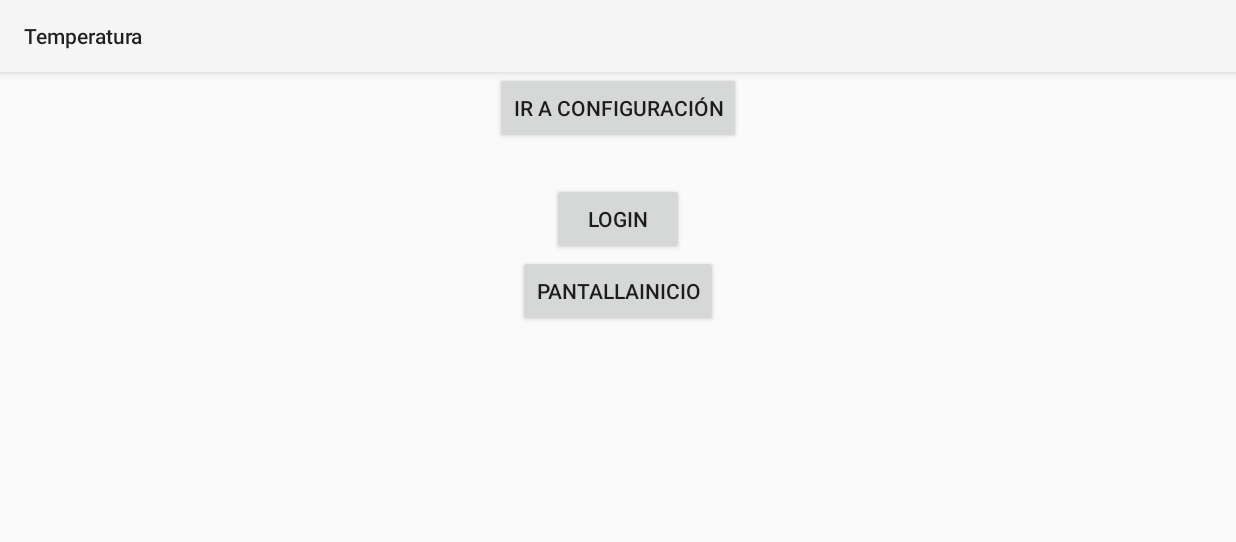
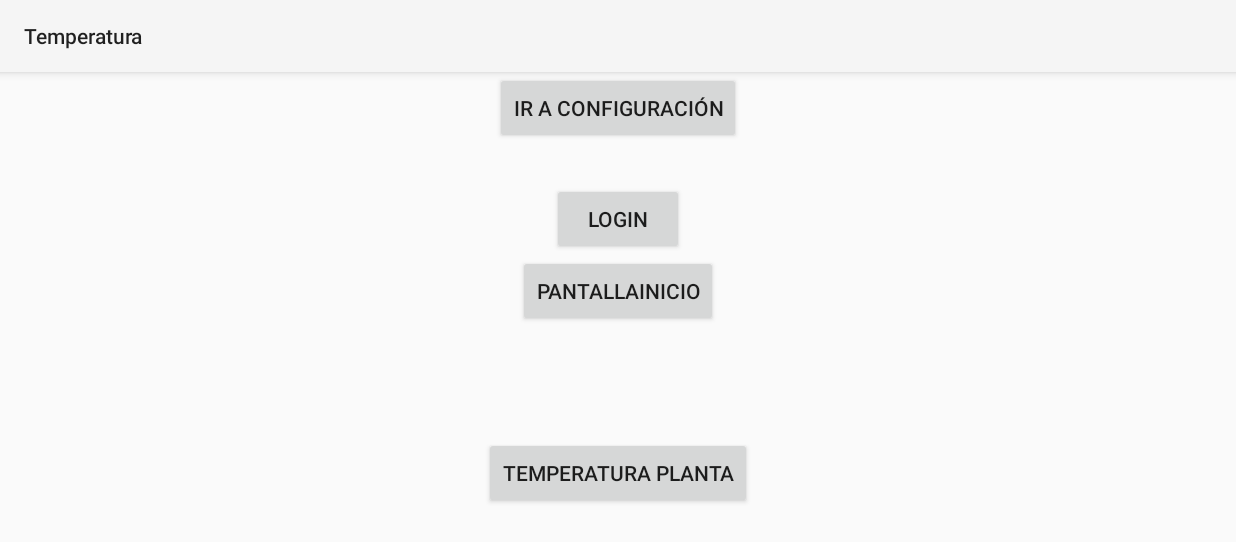
Before and after one commit to TonyPeMo/-M13_PROJECTE2, an Android app: the screen it shows after launch (MainActivity), on a phone screen of 824 x 412 dp (held sideways). Shown: the top 542 px of the screen. Run offline under Robolectric (Android 15) with nearby library versions, the phone set to English and light mode, and no system bars.

Commit message:
layout planta acabado

```diff
--- a/temperatura/app/src/main/java/com/example/temperatura/MainActivity.kt
+++ b/temperatura/app/src/main/java/com/example/temperatura/MainActivity.kt
@@ -31,5 +31,12 @@ class MainActivity : AppCompatActivity() {
             val intent = Intent(this, PantallaInicio::class.java)
             startActivity(intent)
         }
+
+        val btnPlanta: Button = findViewById(R.id.btn_planta)
+
+        btnPlanta.setOnClickListener {
+            val intent = Intent(this, PlanoPlanta::class.java)
+            startActivity(intent)
+        }
     }
 }
--- a/temperatura/app/src/main/res/layout-land/activity_main_land.xml
+++ b/temperatura/app/src/main/res/layout-land/activity_main_land.xml
@@ -36,5 +36,15 @@
         app:layout_constraintStart_toStartOf="parent"
         app:layout_constraintTop_toBottomOf="@+id/login" />
 
+    <Button
+        android:id="@+id/btn_planta"
+        android:layout_width="wrap_content"
+        android:layout_height="wrap_content"
+        android:text="Temperatura planta"
+        app:layout_constraintBottom_toBottomOf="parent"
+        app:layout_constraintEnd_toEndOf="parent"
+        app:layout_constraintStart_toStartOf="parent"
+        app:layout_constraintTop_toBottomOf="@+id/pantallainicio" />
+
 
 </androidx.constraintlayout.widget.ConstraintLayout>
```
Also changed, not shown: temperatura/app/src/main/res/layout-land/activity_plano_planta.xml (+23 -18 lines).
